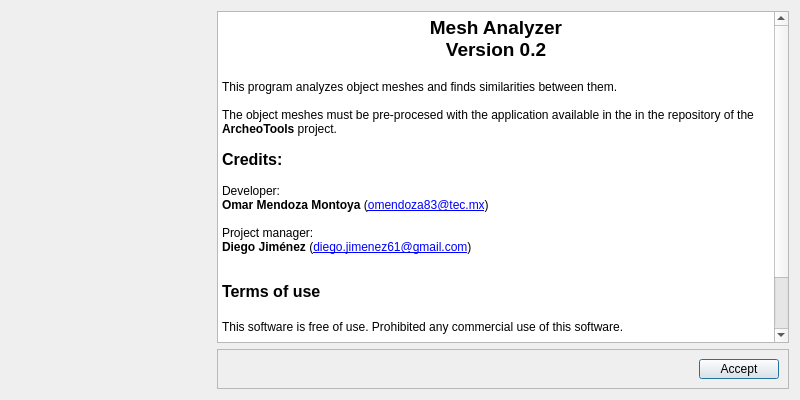
First picture: the form in scr/MeshAnalyzer/AboutWindow.ui, repository omendoza83/ArcheoShape, before the edit.
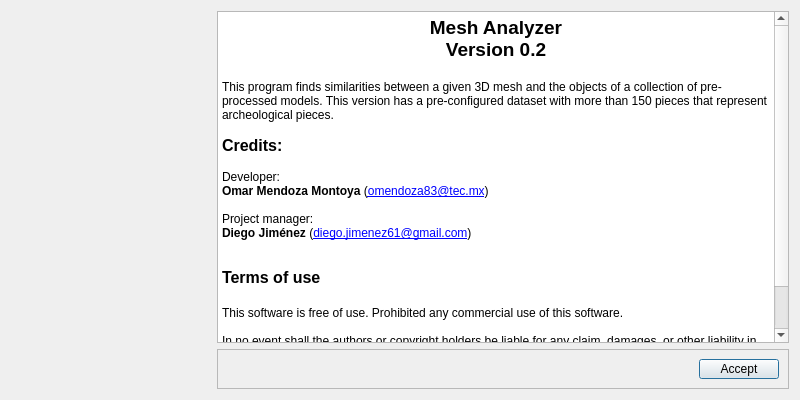
Second picture: the form after the edit. Icons and pictures are not drawn.

Diff of the .ui file:
```diff
--- a/scr/MeshAnalyzer/AboutWindow.ui
+++ b/scr/MeshAnalyzer/AboutWindow.ui
@@ -51,9 +51,7 @@
 &lt;/style&gt;&lt;/head&gt;&lt;body style=&quot; font-family:'Segoe UI'; font-size:9pt; font-weight:400; font-style:normal;&quot;&gt;
 &lt;p align=&quot;center&quot; style=&quot; margin-top:0px; margin-bottom:0px; margin-left:0px; margin-right:0px; -qt-block-indent:0; text-indent:0px;&quot;&gt;&lt;span style=&quot; font-family:'MS Shell Dlg 2'; font-size:14pt; font-weight:600;&quot;&gt;Mesh Analyzer&lt;br /&gt;Version 0.2&lt;/span&gt;&lt;/p&gt;
 &lt;p style=&quot;-qt-paragraph-type:empty; margin-top:0px; margin-bottom:0px; margin-left:0px; margin-right:0px; -qt-block-indent:0; text-indent:0px; font-family:'MS Shell Dlg 2'; font-size:12pt;&quot;&gt;&lt;br /&gt;&lt;/p&gt;
-&lt;p style=&quot; margin-top:0px; margin-bottom:0px; margin-left:0px; margin-right:0px; -qt-block-indent:0; text-indent:0px;&quot;&gt;This program analyzes object meshes and finds similarities between them. &lt;/p&gt;
-&lt;p style=&quot;-qt-paragraph-type:empty; margin-top:0px; margin-bottom:0px; margin-left:0px; margin-right:0px; -qt-block-indent:0; text-indent:0px;&quot;&gt;&lt;br /&gt;&lt;/p&gt;
-&lt;p style=&quot; margin-top:0px; margin-bottom:0px; margin-left:0px; margin-right:0px; -qt-block-indent:0; text-indent:0px;&quot;&gt;The object meshes must be pre-procesed with the application available in the in the repository of the &lt;span style=&quot; font-weight:700;&quot;&gt;ArcheoTools&lt;/span&gt; project.&lt;/p&gt;
+&lt;p style=&quot; margin-top:0px; margin-bottom:0px; margin-left:0px; margin-right:0px; -qt-block-indent:0; text-indent:0px;&quot;&gt;This program finds similarities between a given 3D mesh and the objects of a collection of pre-processed models. This version has a pre-configured dataset with more than 150 pieces that represent archeological pieces.&lt;/p&gt;
 &lt;p style=&quot;-qt-paragraph-type:empty; margin-top:0px; margin-bottom:0px; margin-left:0px; margin-right:0px; -qt-block-indent:0; text-indent:0px; font-family:'Cambria,serif'; font-weight:600;&quot;&gt;&lt;br /&gt;&lt;/p&gt;
 &lt;p style=&quot; margin-top:0px; margin-bottom:0px; margin-left:0px; margin-right:0px; -qt-block-indent:0; text-indent:0px;&quot;&gt;&lt;span style=&quot; font-family:'Cambria,serif'; font-size:12pt; font-weight:600;&quot;&gt;Credits:&lt;/span&gt;&lt;span style=&quot; font-family:'MS Shell Dlg 2'; font-size:12pt;&quot;&gt; &lt;/span&gt;&lt;/p&gt;
 &lt;p style=&quot;-qt-paragraph-type:empty; margin-top:0px; margin-bottom:0px; margin-left:0px; margin-right:0px; -qt-block-indent:0; text-indent:0px; font-family:'Cambria,serif'; font-size:10pt; font-weight:600;&quot;&gt;&lt;br /&gt;&lt;/p&gt;
```
